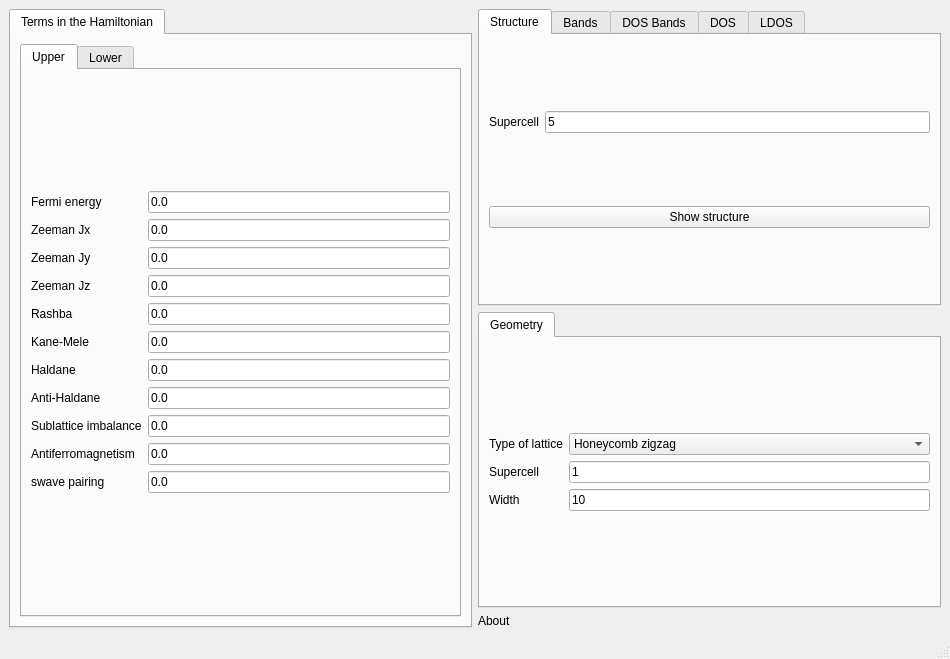
This is development/interface-pyqt/hybridribbon/interface.ui in joselado/quantum-honeycomp as Qt 5 draws it before an edit. The edited form follows.
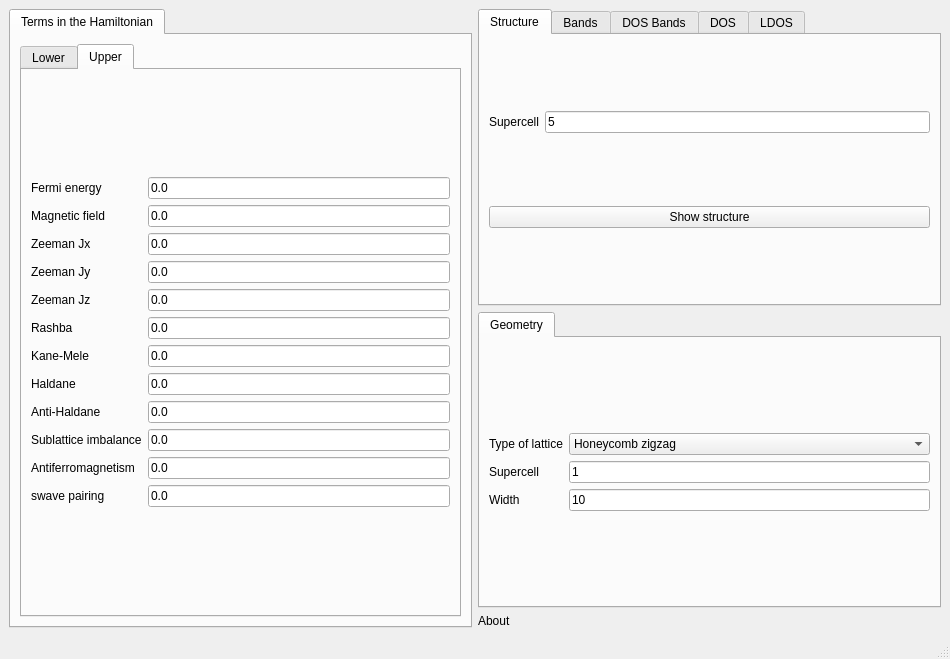
This is the edited form. The open tabs and pages were chosen to show the change.

Patch:
```diff
--- a/development/interface-pyqt/hybridribbon/interface.ui
+++ b/development/interface-pyqt/hybridribbon/interface.ui
@@ -36,174 +36,6 @@
           <property name="currentIndex">
            <number>1</number>
           </property>
-          <widget class="QWidget" name="tab_8">
-           <attribute name="title">
-            <string>Upper</string>
-           </attribute>
-           <layout class="QGridLayout" name="gridLayout_16">
-            <item row="0" column="0">
-             <layout class="QGridLayout" name="gridLayout">
-              <item row="9" column="1">
-               <widget class="QLineEdit" name="mAF">
-                <property name="text">
-                 <string>0.0</string>
-                </property>
-               </widget>
-              </item>
-              <item row="4" column="0">
-               <widget class="QLabel" name="label_10">
-                <property name="text">
-                 <string>Rashba</string>
-                </property>
-               </widget>
-              </item>
-              <item row="9" column="0">
-               <widget class="QLabel" name="label_13">
-                <property name="text">
-                 <string>Antiferromagnetism</string>
-                </property>
-               </widget>
-              </item>
-              <item row="3" column="0">
-               <widget class="QLabel" name="label_5">
-                <property name="text">
-                 <string>Zeeman Jz</string>
-                </property>
-               </widget>
-              </item>
-              <item row="7" column="0">
-               <widget class="QLabel" name="label_25">
-                <property name="text">
-                 <string>Anti-Haldane</string>
-                </property>
-               </widget>
-              </item>
-              <item row="5" column="1">
-               <widget class="QLineEdit" name="kanemele">
-                <property name="text">
-                 <string>0.0</string>
-                </property>
-               </widget>
-              </item>
-              <item row="6" column="1">
-               <widget class="QLineEdit" name="haldane">
-                <property name="text">
-                 <string>0.0</string>
-                </property>
-               </widget>
-              </item>
-              <item row="3" column="1">
-               <widget class="QLineEdit" name="Bz">
-                <property name="text">
-                 <string>0.0</string>
-                </property>
-               </widget>
-              </item>
-              <item row="2" column="1">
-               <widget class="QLineEdit" name="By">
-                <property name="text">
-                 <string>0.0</string>
-                </property>
-               </widget>
-              </item>
-              <item row="0" column="0">
-               <widget class="QLabel" name="label">
-                <property name="text">
-                 <string>Fermi energy</string>
-                </property>
-               </widget>
-              </item>
-              <item row="5" column="0">
-               <widget class="QLabel" name="label_11">
-                <property name="text">
-                 <string>Kane-Mele</string>
-                </property>
-               </widget>
-              </item>
-              <item row="2" column="0">
-               <widget class="QLabel" name="label_4">
-                <property name="text">
-                 <string>Zeeman Jy</string>
-                </property>
-               </widget>
-              </item>
-              <item row="1" column="0">
-               <widget class="QLabel" name="label_3">
-                <property name="text">
-                 <string>Zeeman Jx</string>
-                </property>
-               </widget>
-              </item>
-              <item row="0" column="1">
-               <widget class="QLineEdit" name="fermi">
-                <property name="enabled">
-                 <bool>true</bool>
-                </property>
-                <property name="text">
-                 <string>0.0</string>
-                </property>
-               </widget>
-              </item>
-              <item row="8" column="1">
-               <widget class="QLineEdit" name="mAB">
-                <property name="text">
-                 <string>0.0</string>
-                </property>
-               </widget>
-              </item>
-              <item row="4" column="1">
-               <widget class="QLineEdit" name="rashba">
-                <property name="text">
-                 <string>0.0</string>
-                </property>
-               </widget>
-              </item>
-              <item row="1" column="1">
-               <widget class="QLineEdit" name="Bx">
-                <property name="text">
-                 <string>0.0</string>
-                </property>
-               </widget>
-              </item>
-              <item row="7" column="1">
-               <widget class="QLineEdit" name="antihaldane">
-                <property name="text">
-                 <string>0.0</string>
-                </property>
-               </widget>
-              </item>
-              <item row="8" column="0">
-               <widget class="QLabel" name="label_12">
-                <property name="text">
-                 <string>Sublattice imbalance</string>
-                </property>
-               </widget>
-              </item>
-              <item row="6" column="0">
-               <widget class="QLabel" name="label_24">
-                <property name="text">
-                 <string>Haldane</string>
-                </property>
-               </widget>
-              </item>
-              <item row="10" column="0">
-               <widget class="QLabel" name="label_26">
-                <property name="text">
-                 <string>swave pairing</string>
-                </property>
-               </widget>
-              </item>
-              <item row="10" column="1">
-               <widget class="QLineEdit" name="swave">
-                <property name="text">
-                 <string>0.0</string>
-                </property>
-               </widget>
-              </item>
-             </layout>
-            </item>
-           </layout>
-          </widget>
           <widget class="QWidget" name="tab_11">
            <attribute name="title">
             <string>Lower</string>
@@ -365,6 +197,202 @@
                <widget class="QLabel" name="label_40">
                 <property name="text">
                  <string>Anti-Haldane</string>
+                </property>
+               </widget>
+              </item>
+              <item row="1" column="1">
+               <widget class="QLineEdit" name="peierls_2">
+                <property name="text">
+                 <string>0.0</string>
+                </property>
+               </widget>
+              </item>
+              <item row="1" column="0">
+               <widget class="QLabel" name="label_19">
+                <property name="text">
+                 <string>Magnetic field</string>
+                </property>
+               </widget>
+              </item>
+             </layout>
+            </item>
+           </layout>
+          </widget>
+          <widget class="QWidget" name="tab_8">
+           <attribute name="title">
+            <string>Upper</string>
+           </attribute>
+           <layout class="QGridLayout" name="gridLayout_16">
+            <item row="0" column="0">
+             <layout class="QGridLayout" name="gridLayout">
+              <item row="10" column="1">
+               <widget class="QLineEdit" name="mAF">
+                <property name="text">
+                 <string>0.0</string>
+                </property>
+               </widget>
+              </item>
+              <item row="5" column="0">
+               <widget class="QLabel" name="label_10">
+                <property name="text">
+                 <string>Rashba</string>
+                </property>
+               </widget>
+              </item>
+              <item row="10" column="0">
+               <widget class="QLabel" name="label_13">
+                <property name="text">
+                 <string>Antiferromagnetism</string>
+                </property>
+               </widget>
+              </item>
+              <item row="4" column="0">
+               <widget class="QLabel" name="label_5">
+                <property name="text">
+                 <string>Zeeman Jz</string>
+                </property>
+               </widget>
+              </item>
+              <item row="8" column="0">
+               <widget class="QLabel" name="label_25">
+                <property name="text">
+                 <string>Anti-Haldane</string>
+                </property>
+               </widget>
+              </item>
+              <item row="6" column="1">
+               <widget class="QLineEdit" name="kanemele">
+                <property name="text">
+                 <string>0.0</string>
+                </property>
+               </widget>
+              </item>
+              <item row="7" column="1">
+               <widget class="QLineEdit" name="haldane">
+                <property name="text">
+                 <string>0.0</string>
+                </property>
+               </widget>
+              </item>
+              <item row="4" column="1">
+               <widget class="QLineEdit" name="Bz">
+                <property name="text">
+                 <string>0.0</string>
+                </property>
+               </widget>
+              </item>
+              <item row="3" column="1">
+               <widget class="QLineEdit" name="By">
+                <property name="text">
+                 <string>0.0</string>
+                </property>
+               </widget>
+              </item>
+              <item row="0" column="0">
+               <widget class="QLabel" name="label">
+                <property name="text">
+                 <string>Fermi energy</string>
+                </property>
+               </widget>
+              </item>
+              <item row="6" column="0">
+               <widget class="QLabel" name="label_11">
+                <property name="text">
+                 <string>Kane-Mele</string>
+                </property>
+               </widget>
+              </item>
+              <item row="3" column="0">
+               <widget class="QLabel" name="label_4">
+                <property name="text">
+                 <string>Zeeman Jy</string>
+                </property>
+               </widget>
+              </item>
+              <item row="0" column="1">
+               <widget class="QLineEdit" name="fermi">
+                <property name="enabled">
+                 <bool>true</bool>
+                </property>
+                <property name="text">
+                 <string>0.0</string>
+                </property>
+               </widget>
+              </item>
+              <item row="9" column="1">
+               <widget class="QLineEdit" name="mAB">
+                <property name="text">
+                 <string>0.0</string>
+                </property>
+               </widget>
+              </item>
+              <item row="5" column="1">
+               <widget class="QLineEdit" name="rashba">
+                <property name="text">
+                 <string>0.0</string>
+                </property>
+               </widget>
+              </item>
+              <item row="2" column="1">
+               <widget class="QLineEdit" name="Bx">
+                <property name="text">
+                 <string>0.0</string>
+                </property>
+               </widget>
+              </item>
+              <item row="8" column="1">
+               <widget class="QLineEdit" name="antihaldane">
+                <property name="text">
+                 <string>0.0</string>
+                </property>
+               </widget>
+              </item>
+              <item row="9" column="0">
+               <widget class="QLabel" name="label_12">
+                <property name="text">
+                 <string>Sublattice imbalance</string>
+                </property>
+               </widget>
+              </item>
+              <item row="7" column="0">
+               <widget class="QLabel" name="label_24">
+                <property name="text">
+                 <string>Haldane</string>
+                </property>
+               </widget>
+              </item>
+              <item row="11" column="0">
+               <widget class="QLabel" name="label_26">
+                <property name="text">
+                 <string>swave pairing</string>
+                </property>
+               </widget>
+              </item>
+              <item row="11" column="1">
+               <widget class="QLineEdit" name="swave">
+                <property name="text">
+                 <string>0.0</string>
+                </property>
+               </widget>
+              </item>
+              <item row="2" column="0">
+               <widget class="QLabel" name="label_3">
+                <property name="text">
+                 <string>Zeeman Jx</string>
+                </property>
+               </widget>
+              </item>
+              <item row="1" column="0">
+               <widget class="QLabel" name="label_14">
+                <property name="text">
+                 <string>Magnetic field</string>
+                </property>
+               </widget>
+              </item>
+              <item row="1" column="1">
+               <widget class="QLineEdit" name="peierls">
+                <property name="text">
+                 <string>0.0</string>
                 </property>
                </widget>
               </item>
```
Left out of the diff: 54 changed lines with no effect on the pictures.
